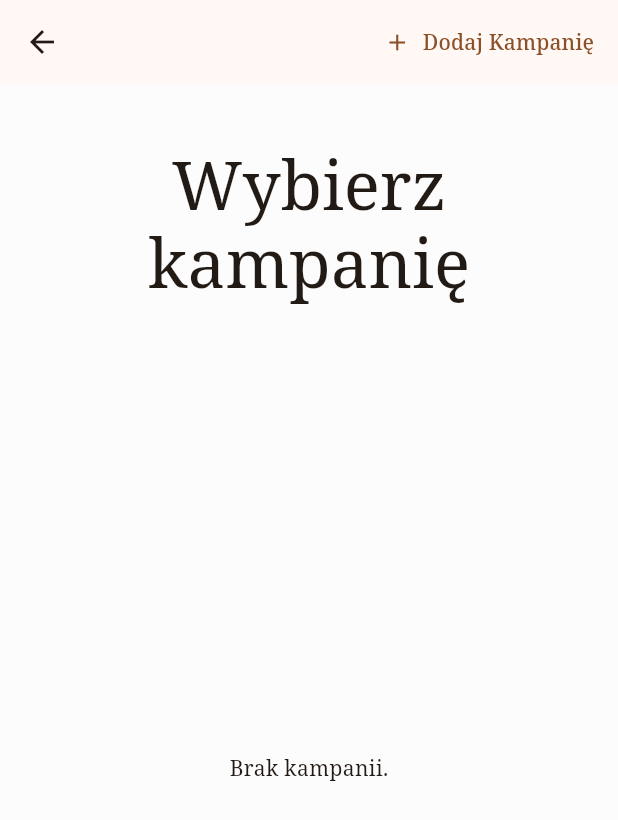
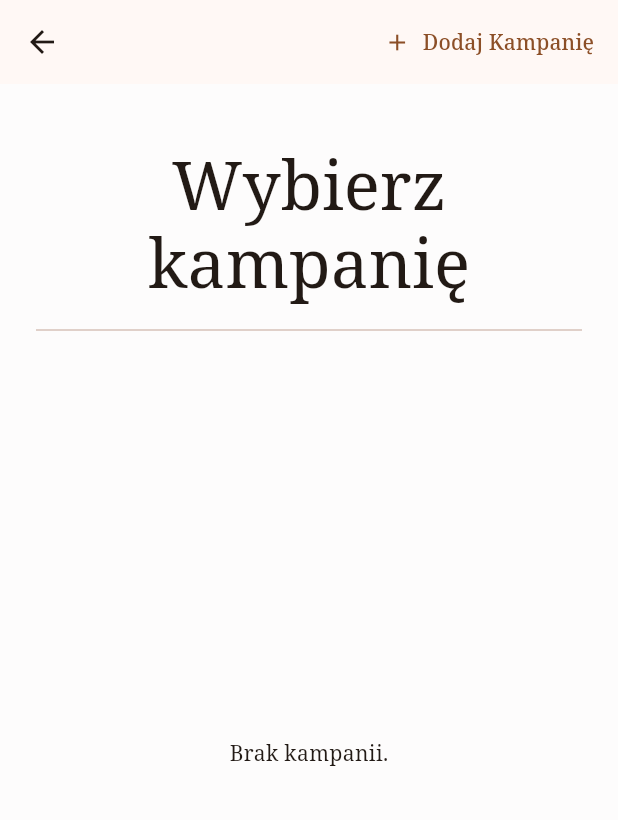
Before and after one commit to NikodemGrzela/RPGMaster, a Flutter app: the screen it shows once a user with an empty profile is signed in, after a tap on "Graj", on a phone screen of 412 x 824 dp. Shown: the top 820 px of the screen. Run offline on Flutter 3.47's test engine with Material 3 defaults, Android fonts, the phone set to English and light mode, and no system bars; our stand-ins replace cloud_firestore, firebase_auth, firebase_core, flutter_riverpod, google_sign_in; accounts and stored records are empty; generated files the repository leaves out were written again.

Commit message:
Added screen dividers, hidden system navigation bar

```diff
--- a/rpgmaster/lib/main.dart
+++ b/rpgmaster/lib/main.dart
@@ -1,4 +1,5 @@
 import 'package:flutter/material.dart';
+import 'package:flutter/services.dart';
 import 'package:flutter_riverpod/flutter_riverpod.dart';
 import 'package:firebase_core/firebase_core.dart';
 import 'firebase_options.dart';
@@ -9,6 +10,6 @@ void main() async {
   await Firebase.initializeApp(
     options: DefaultFirebaseOptions.currentPlatform,
   );
-
+  SystemChrome.setEnabledSystemUIMode(SystemUiMode.immersiveSticky);
   runApp(const ProviderScope(child: App()));
 }
--- a/rpgmaster/lib/screens/campaignSelection/campaign_screen.dart
+++ b/rpgmaster/lib/screens/campaignSelection/campaign_screen.dart
@@ -44,7 +44,10 @@ class CampaignSelectionScreen extends ConsumerWidget {
               textAlign: TextAlign.center,
               style: Theme.of(context).textTheme.displayMedium,
             ),
-            const SizedBox(height: 48),
+
+            const SizedBox(height: 12),
+            Divider(color: Theme.of(context).colorScheme.outlineVariant,),
+
             Expanded(
               child: campaignsAsync.when(
                 data: (List<Campaign> campaigns) {
--- a/rpgmaster/lib/screens/characterSelection/character_screen.dart
+++ b/rpgmaster/lib/screens/characterSelection/character_screen.dart
@@ -58,7 +58,8 @@ class CharacterSelectionScreen extends ConsumerWidget {
                   .displayMedium,
             ),
 
-            const SizedBox(height: 48),
+            const SizedBox(height: 12),
+            Divider(color: Theme.of(context).colorScheme.outlineVariant,),
 
             Expanded(
               child: charactersAsync.when(
--- a/rpgmaster/lib/screens/templateSelection/template_screen.dart
+++ b/rpgmaster/lib/screens/templateSelection/template_screen.dart
@@ -47,7 +47,8 @@ class TemplateSelectionScreen extends ConsumerWidget {
               style: Theme.of(context).textTheme.displayMedium,
             ),
 
-            const SizedBox(height: 48),
+            const SizedBox(height: 12),
+            Divider(color: Theme.of(context).colorScheme.outlineVariant,),
 
             // Lista szablonów
             Expanded(
```
Also changed, not shown: 2 other files.
